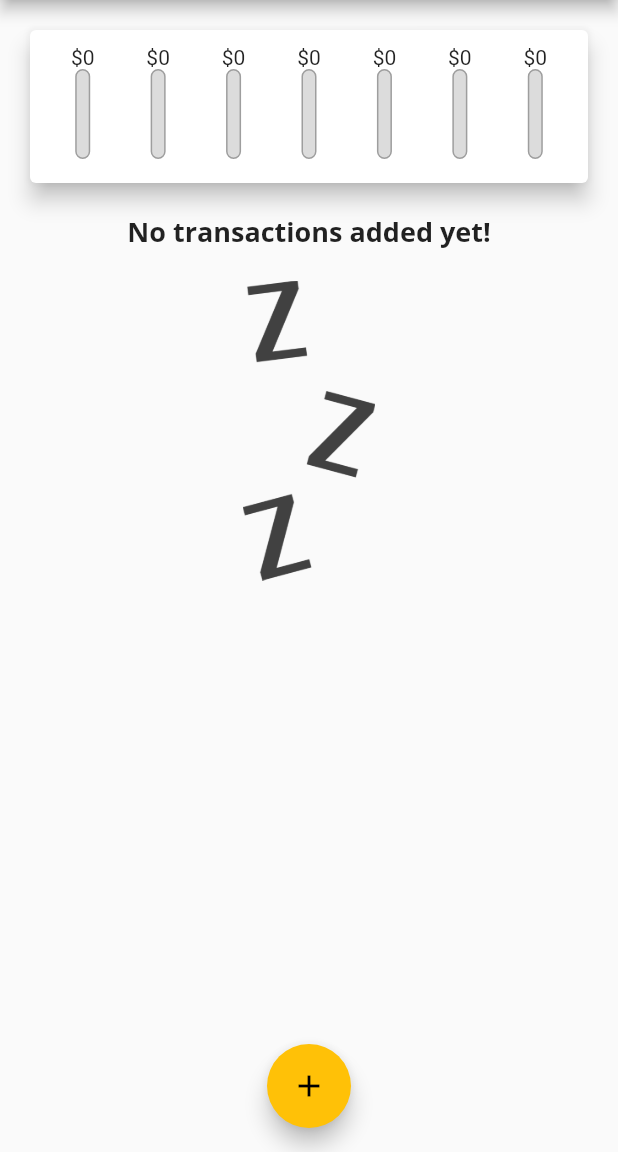
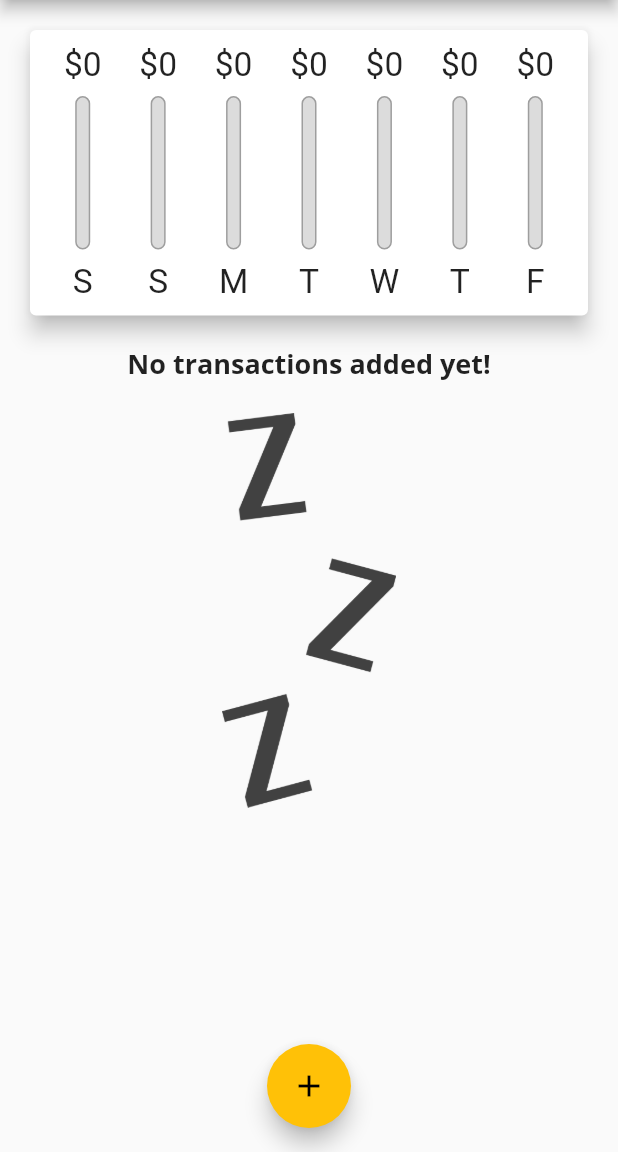
Before and after one commit to RidhamK/expensemanager, a Flutter app: the screen it shows after launch, on a phone screen of 412 x 824 dp, the part 84-1236 px from its top. Run offline on Flutter 3.47's test engine with Material 2 defaults, Android fonts, the phone set to English and light mode, and no system bars.

Commit message:
Few Update

```diff
--- a/lib/main.dart
+++ b/lib/main.dart
@@ -1,13 +1,22 @@
 // ignore_for_file: deprecated_member_use
 
 import 'package:flutter/material.dart';
+// import 'package:flutter/services.dart';
 
 import './widgets/new_transaction.dart';
 import './widgets/transaction_list.dart';
 import './widgets/chart.dart';
 import './models/transaction.dart';
 
-void main() => runApp(const MyApp());
+void main() {
+  // WidgetsFlutterBinding.ensureInitialized();
+  // SystemChrome.setPreferredOrientations([
+  //   DeviceOrientation.portraitUp,
+  //   DeviceOrientation.landscapeLeft,
+  //   DeviceOrientation.landscapeRight,
+  // ]);
+  runApp(const MyApp());
+}
 
 class MyApp extends StatelessWidget {
   const MyApp({Key? key}) : super(key: key);
@@ -94,6 +103,7 @@ class _MyHomePageState extends State<MyHomePage> {
 
   void _startAddNewTransaction(BuildContext ctx) {
     showModalBottomSheet(
+      isScrollControlled: true,
       context: ctx,
       builder: (_) {
         return GestureDetector(
@@ -111,10 +121,13 @@ class _MyHomePageState extends State<MyHomePage> {
     });
   }
 
+  bool _showChart = false;
+
   @override
   Widget build(BuildContext context) {
-    return Scaffold(
-      appBar: AppBar(
+    final mediaQuery = MediaQuery.of(context);
+    final isLandscap = mediaQuery.orientation == Orientation.landscape;
+    final appbar = AppBar(
       title: const Text(
         'Personal Expenses',
       ),
@@ -124,14 +137,52 @@ class _MyHomePageState extends State<MyHomePage> {
           onPressed: () => _startAddNewTransaction(context),
         ),
       ],
-      ),
+    );
+    final txListWidget = Container(
+      height: (mediaQuery.size.height) * 0.6 -
+          appbar.preferredSize.height -
+          mediaQuery.padding.top,
+      child: TransactionList(_userTransactions, _deleteTransaction),
+    );
+    return Scaffold(
+      appBar: appbar,
       body: SingleChildScrollView(
         child: Column(
           // mainAxisAlignment: MainAxisAlignment.start,
           crossAxisAlignment: CrossAxisAlignment.stretch,
-          children: <Widget>[
-            Chart(_recentTransactions),
-            TransactionList(_userTransactions, _deleteTransaction),
+          children: [
+            if (isLandscap)
+              Row(
+                mainAxisAlignment: MainAxisAlignment.center,
+                children: [
+                  const Text('ShowChart'),
+                  Switch(
+                      value: _showChart,
+                      onChanged: (val) {
+                        setState(() {
+                          _showChart = val;
+                        });
+                      })
+                ],
+              ),
+            if (!isLandscap)
+              Container(
+                height: ((mediaQuery.size.height) -
+                        (appbar.preferredSize.height) -
+                        mediaQuery.padding.top) *
+                    0.3,
+                child: Chart(_recentTransactions),
+              ),
+            if (!isLandscap) txListWidget,
+            if (isLandscap)
+              _showChart
+                  ? Container(
+                      height: (mediaQuery.size.height) * 0.7 -
+                          (appbar.preferredSize.height) -
+                          mediaQuery.padding.top,
+                      child: Chart(_recentTransactions),
+                    )
+                  : txListWidget
           ],
         ),
       ),
--- a/lib/widgets/chartbar.dart
+++ b/lib/widgets/chartbar.dart
@@ -11,12 +11,20 @@ class ChartBar extends StatelessWidget {
 
   @override
   Widget build(BuildContext context) {
+    return LayoutBuilder(builder: (ctx, constrains) {
       return Column(
         children: [
-        Text('\$${spendingAmount.toStringAsFixed(0)}'),
-        const SizedBox(),
           Container(
-          height: 60,
+            height: constrains.maxHeight * 0.15,
+            child: FittedBox(
+              child: Text('\$${spendingAmount.toStringAsFixed(0)}'),
+            ),
+          ),
+          SizedBox(
+            height: constrains.maxHeight * 0.05,
+          ),
+          Container(
+            height: constrains.maxHeight * 0.6,
             width: 10,
             child: Stack(
               children: [
@@ -39,10 +47,17 @@ class ChartBar extends StatelessWidget {
               ],
             ),
           ),
-        const SizedBox(
-          height: 6,
+          SizedBox(
+            height: constrains.maxHeight * 0.05,
+          ),
+          Container(
+            height: constrains.maxHeight * 0.15,
+            child: FittedBox(
+              child: Text(label),
+            ),
           ),
         ],
       );
+    });
   }
 }
--- a/lib/widgets/new_transaction.dart
+++ b/lib/widgets/new_transaction.dart
@@ -58,10 +58,15 @@ class _NewTransactionState extends State<NewTransaction> {
   Widget build(BuildContext context) {
     return Card(
       elevation: 5,
-      child: Container(
-        padding: const EdgeInsets.all(10),
+      child: SingleChildScrollView(
+        padding: EdgeInsets.only(
+            left: 10,
+            right: 10,
+            top: 10,
+            bottom: MediaQuery.of(context).viewInsets.bottom),
         child: Column(
           crossAxisAlignment: CrossAxisAlignment.end,
+          mainAxisSize: MainAxisSize.min,
           children: <Widget>[
             TextField(
               decoration: const InputDecoration(labelText: 'Title'),
--- a/lib/widgets/transaction_list.dart
+++ b/lib/widgets/transaction_list.dart
@@ -13,25 +13,26 @@ class TransactionList extends StatelessWidget {
   @override
   Widget build(BuildContext context) {
     return Container(
-      height: 450,
       child: transactions.isEmpty
-          ? Column(
+          ? LayoutBuilder(builder: (context, constrain) {
+              return Column(
                 children: <Widget>[
                   Text(
                     'No transactions added yet!',
                     style: Theme.of(context).textTheme.headline6,
                   ),
-                SizedBox(
+                  const SizedBox(
                     height: 20,
                   ),
                   Container(
-                    height: 200,
+                      height: constrain.maxHeight * 0.6,
                       child: Image.asset(
                         'assets/images/waiting.png',
                         fit: BoxFit.cover,
                       )),
                 ],
-            )
+              );
+            })
           : ListView.builder(
               itemBuilder: (ctx, index) {
                 return Card(
@@ -57,7 +58,18 @@ class TransactionList extends StatelessWidget {
                     subtitle: Text(
                       DateFormat.yMMMd().format(transactions[index].date),
                     ),
-                    trailing: IconButton(
+                    trailing: MediaQuery.of(context).size.width > 400
+                        // ignore: deprecated_member_use
+                        ? ElevatedButton.icon(
+                            onPressed: () => deleteTx(transactions[index].id),
+                            icon: const Icon(Icons.delete),
+                            label: const Text('Delete'),
+                            style: ElevatedButton.styleFrom(
+                              primary: Colors.white,
+                              onPrimary: Theme.of(context).errorColor,
+                            ),
+                          )
+                        : IconButton(
                             icon: const Icon(Icons.delete),
                             color: Theme.of(context).errorColor,
                             onPressed: () => deleteTx(transactions[index].id),
```
Lines whose indentation alone changed are shown as unchanged.
